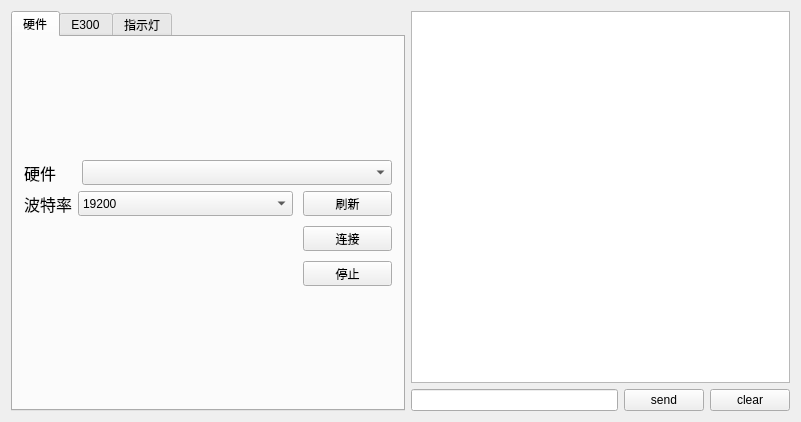
The window that E300.ui (sbgagaga/BOOTLOADER) describes before a commit, drawn with Qt 5.
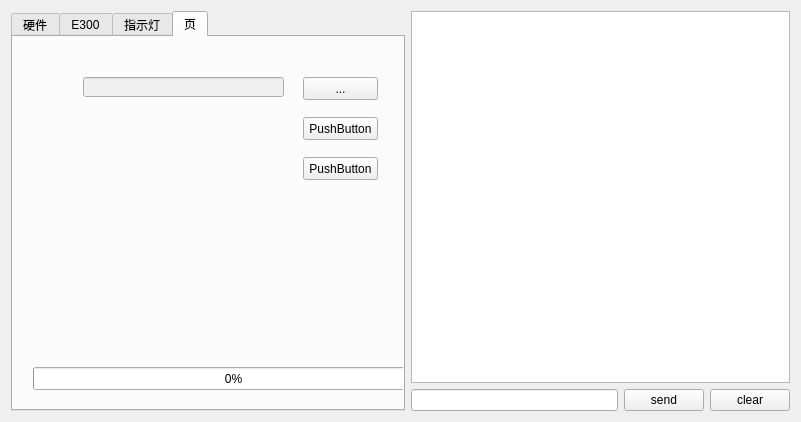
The same window after the commit. The open tabs and pages were chosen to show the change.

Diff of the .ui file:
```diff
--- a/E300.ui
+++ b/E300.ui
@@ -1435,6 +1435,76 @@
         </layout>
        </widget>
       </widget>
+      <widget class="QWidget" name="tab_2">
+       <attribute name="title">
+        <string>页</string>
+       </attribute>
+       <widget class="QLineEdit" name="fileline">
+        <property name="enabled">
+         <bool>false</bool>
+        </property>
+        <property name="geometry">
+         <rect>
+          <x>70</x>
+          <y>40</y>
+          <width>201</width>
+          <height>20</height>
+         </rect>
+        </property>
+       </widget>
+       <widget class="QPushButton" name="choosefile">
+        <property name="geometry">
+         <rect>
+          <x>290</x>
+          <y>40</y>
+          <width>75</width>
+          <height>23</height>
+         </rect>
+        </property>
+        <property name="text">
+         <string>...</string>
+        </property>
+       </widget>
+       <widget class="QPushButton" name="pushButton">
+        <property name="geometry">
+         <rect>
+          <x>290</x>
+          <y>120</y>
+          <width>75</width>
+          <height>23</height>
+         </rect>
+        </property>
+        <property name="text">
+         <string>PushButton</string>
+        </property>
+       </widget>
+       <widget class="QPushButton" name="go">
+        <property name="geometry">
+         <rect>
+          <x>290</x>
+          <y>80</y>
+          <width>75</width>
+          <height>23</height>
+         </rect>
+        </property>
+        <property name="text">
+         <string>PushButton</string>
+        </property>
+       </widget>
+       <widget class="QProgressBar" name="progressBar">
+        <property name="geometry">
+         <rect>
+          <x>20</x>
+          <y>330</y>
+          <width>401</width>
+          <height>23</height>
+         </rect>
+        </property>
+        <property name="value">
+         <number>0</number>
+        </property>
+       </widget>
+      </widget>
      </widget>
     </item>
    </layout>
```
